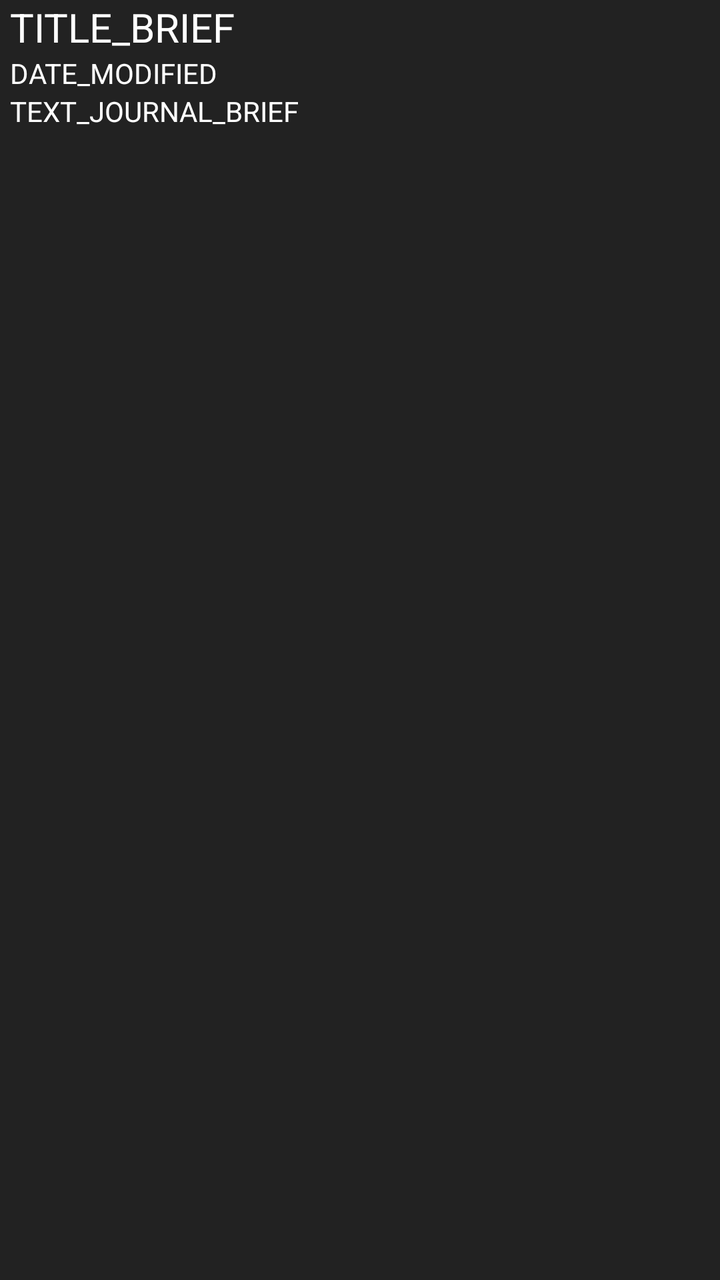
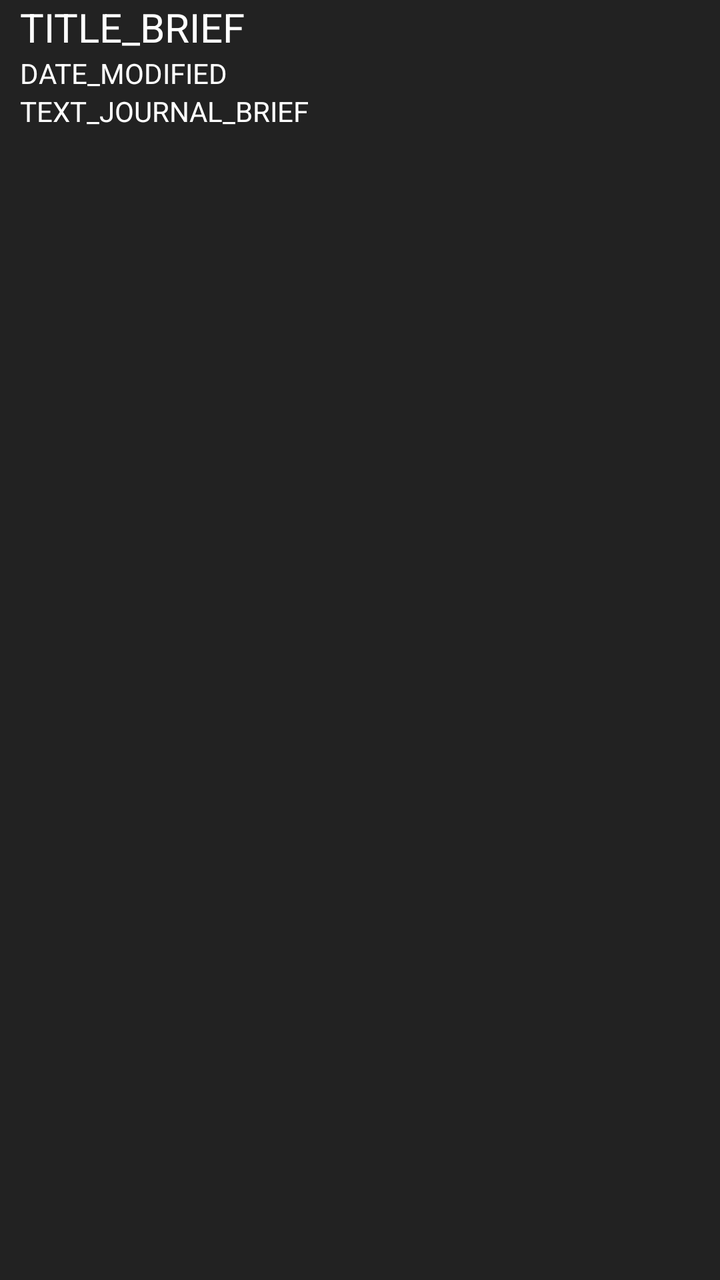

Before-and-after screenshots of an Android layout around one commit, followed by the original layout XML and the change that was made.
<!-- AndroidManifest.xml: application theme Theme.Riova -->
<!-- res/layout/journals_activity.xml -->
<?xml version="1.0" encoding="utf-8"?>
<LinearLayout xmlns:android="http://schemas.android.com/apk/res/android"
    android:id="@+id/banner_journal"
    android:layout_width="match_parent"
    android:layout_height="80dp"
    android:layout_marginBottom="5dp"
    android:background="@color/journalPreview_back"
    android:text="@string/journaly_entry"
    android:orientation="vertical"
    android:textColor="@color/white">
    <TextView
        android:layout_marginHorizontal="5dp"
        android:id="@+id/journal_title"
        android:layout_height="wrap_content"
        android:layout_width="match_parent"
        android:text="TITLE_BRIEF"
        android:textSize="20sp"
        android:textColor="@color/white"/>
    <TextView
        android:layout_marginHorizontal="5dp"
        android:id="@+id/journal_date"
        android:layout_height="wrap_content"
        android:layout_width="match_parent"
        android:text="DATE_MODIFIED"
        android:textSize="14sp"
        android:textColor="@color/white"/>
    <TextView
        android:layout_marginHorizontal="5dp"
        android:id="@+id/journal_content_brief"
        android:layout_width="match_parent"
        android:layout_height="wrap_content"
        android:text="TEXT_JOURNAL_BRIEF"
        android:textColor="@color/white"
        android:textSize="14sp"/>
</LinearLayout>
<!-- resources referenced by this layout -->
<resources>
  <color name="journalPreview_back">#89404040</color>
  <color name="white">#FFFFFFFF</color>
  <string name="journaly_entry">JOURNALY_ENTRY</string>
  <style name="Theme.Riova" parent="Base.Theme.Riova" />
  <style name="Base.Theme.Riova" parent="Theme.Material3.DayNight.NoActionBar">
          
          
      </style>
</resources>

<!-- the commit's change to res/layout/journals_activity.xml (unified diff, before → after) -->
@@ -9,7 +9,7 @@
     android:orientation="vertical"
     android:textColor="@color/white">
     <TextView
-        android:layout_marginHorizontal="5dp"
+        android:layout_marginHorizontal="10dp"
         android:id="@+id/journal_title"
         android:layout_height="wrap_content"
         android:layout_width="match_parent"
@@ -17,7 +17,7 @@
         android:textSize="20sp"
         android:textColor="@color/white"/>
     <TextView
-        android:layout_marginHorizontal="5dp"
+        android:layout_marginHorizontal="10dp"
         android:id="@+id/journal_date"
         android:layout_height="wrap_content"
         android:layout_width="match_parent"
@@ -25,7 +25,7 @@
         android:textSize="14sp"
         android:textColor="@color/white"/>
     <TextView
-        android:layout_marginHorizontal="5dp"
+        android:layout_marginHorizontal="10dp"
         android:id="@+id/journal_content_brief"
         android:layout_width="match_parent"
         android:layout_height="wrap_content"
